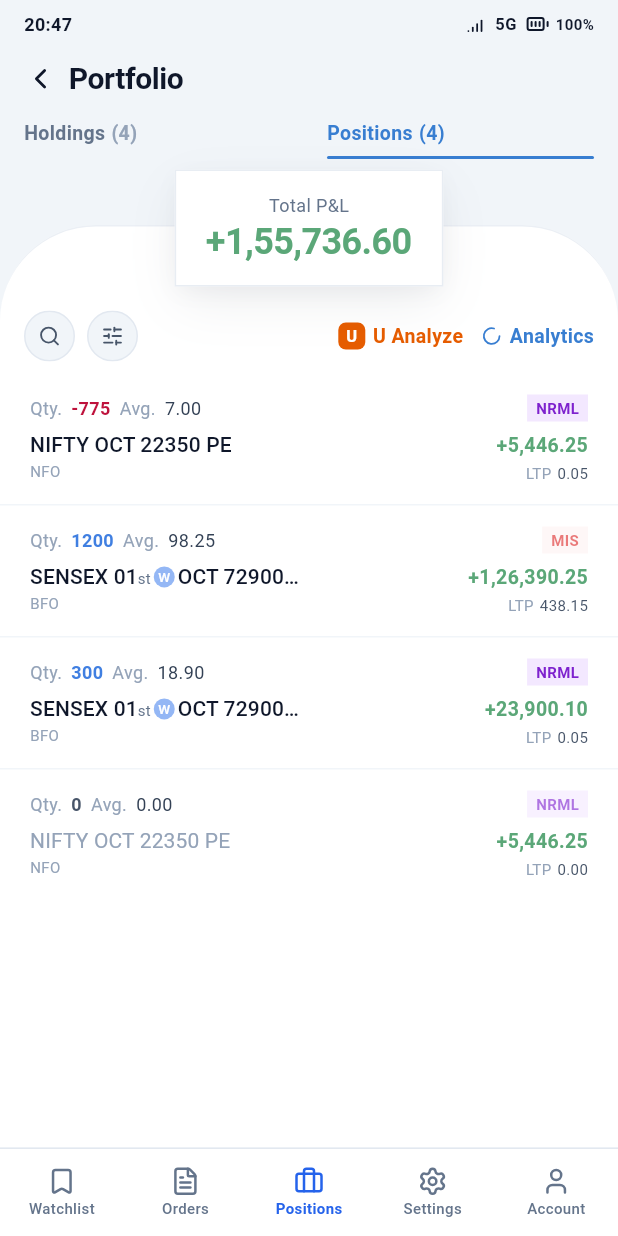
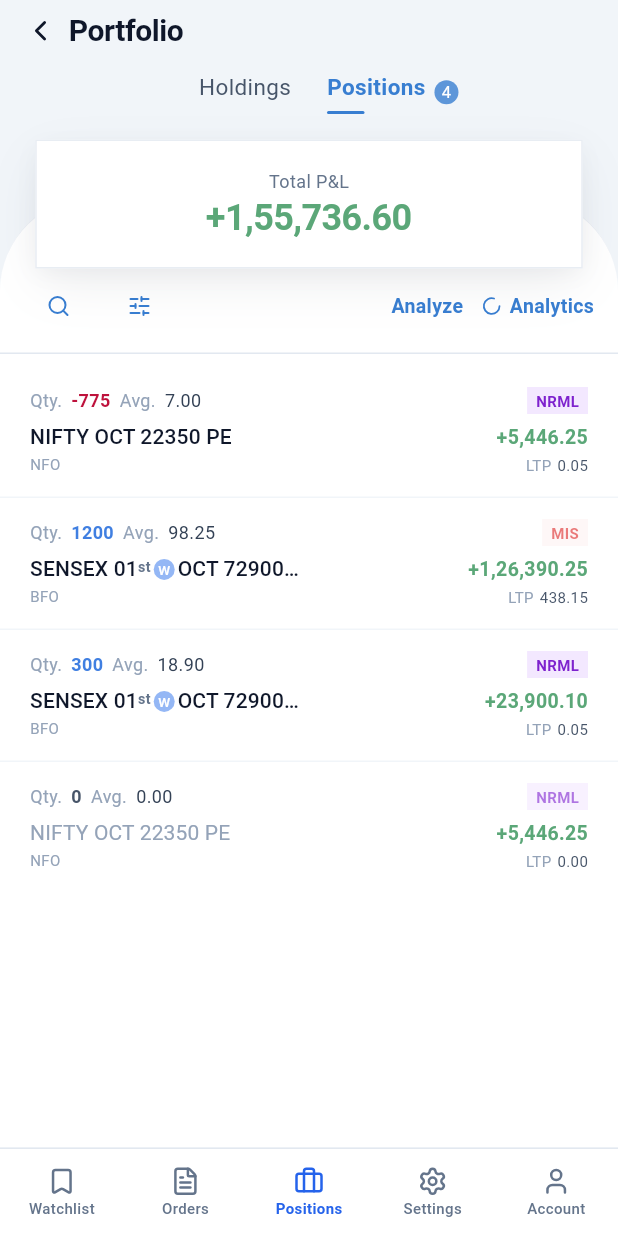
Before and after one commit to Arifspj/papertrading, a Flutter app: the screen it shows after launch, on a phone screen of 412 x 824 dp. Run offline on Flutter 3.47's test engine with Material 3 defaults, Android fonts, the phone set to English and light mode, and no system bars; our stand-ins replace lucide_icons_flutter.

Commit message:
Match Positions header to Kite reference UI

```diff
--- a/lib/screens/positions/positions_screen.dart
+++ b/lib/screens/positions/positions_screen.dart
@@ -6,8 +6,8 @@ import '../../core/theme/app_fonts.dart';
 import '../../core/theme/cyber_colors.dart';
 import '../../models/position.dart';
 import '../../repositories/positions_repository.dart';
+import '../../core/utils/formatters.dart';
 import '../../widgets/scale_fit.dart';
-import 'widgets/hero_pnl_card.dart';
 import 'widgets/position_card.dart';
 import 'widgets/position_detail_sheet.dart';
 import 'widgets/position_filter_sheet.dart';
@@ -123,7 +123,6 @@ class _PositionsScreenState extends State<PositionsScreen> {
         bottom: false,
         child: Column(
           children: [
-            const IosStatusBar(),
             PortfolioHeader(
               openCount: openCount,
               holdingsCount: openCount,
@@ -157,11 +156,12 @@ class _PositionsScreenState extends State<PositionsScreen> {
             child: Stack(
               alignment: Alignment.topCenter,
               children: [
-                Container(
-                  height: 120,
-                  width: double.infinity,
-                  color: TradePalette.slate100,
-                ),
+                if (_summary != null)
+                  Container(
+                    width: double.infinity,
+                    height: 140,
+                    color: TradePalette.slate100,
+                  ),
                 Padding(
                   padding: const EdgeInsets.only(top: 44),
                   child: _PortfolioPanel(
@@ -173,7 +173,14 @@ class _PositionsScreenState extends State<PositionsScreen> {
                     children: _buildPanelChildren(c),
                   ),
                 ),
-                if (_summary != null) HeroPnlCard(summary: _summary!),
+                if (_summary != null)
+                  Padding(
+                    padding: const EdgeInsets.only(top: 7),
+                    child: Padding(
+                      padding: const EdgeInsets.symmetric(horizontal: 23.5),
+                      child: _HeroCard(summary: _summary!),
+                    ),
+                  ),
               ],
             ),
           ),
@@ -228,12 +235,18 @@ class _PortfolioPanel extends StatelessWidget {
           top: BorderSide(color: TradePalette.slate200.withValues(alpha: 0.7)),
         ),
       ),
-      padding: const EdgeInsets.fromLTRB(0, 56, 0, 96),
+      padding: const EdgeInsets.fromLTRB(0, 50, 0, 96),
       child: Column(
         crossAxisAlignment: CrossAxisAlignment.stretch,
         children: [
-          Padding(
-            padding: const EdgeInsets.symmetric(horizontal: 16),
+          Container(
+            width: double.infinity,
+            decoration: const BoxDecoration(
+              border: Border(
+                bottom: BorderSide(color: TradePalette.slate200),
+              ),
+            ),
+            padding: const EdgeInsets.fromLTRB(16, 6, 16, 14),
             child: _Toolbar(
               searching: searching,
               filtered: filtered,
@@ -248,6 +261,65 @@ class _PortfolioPanel extends StatelessWidget {
             ),
           const SizedBox(height: 8),
           ...children,
+        ],
+      ),
+    );
+  }
+}
+
+/// Full-width square white box behind the Total P&L block, inset 20px from
+/// each side on the slate-100 backdrop, flowing into the white panel below.
+class _HeroCard extends StatelessWidget {
+  final PortfolioSummary summary;
+
+  const _HeroCard({required this.summary});
+
+  @override
+  Widget build(BuildContext context) {
+    final value = formatSigned(summary.totalPnl);
+    final isProfit = summary.totalPnl >= 0;
+    return Container(
+      width: double.infinity,
+      padding: const EdgeInsets.symmetric(horizontal: 20, vertical: 20),
+      decoration: BoxDecoration(
+        color: Colors.white,
+        border: Border.all(
+          color: TradePalette.slate200.withValues(alpha: 0.8),
+        ),
+        boxShadow: const [
+          BoxShadow(
+            color: Color(0x140F172A),
+            blurRadius: 30,
+            spreadRadius: -4,
+            offset: Offset(0, 12),
+          ),
+          BoxShadow(
+            color: Color(0x0D0F172A),
+            blurRadius: 12,
+            spreadRadius: -2,
+            offset: Offset(0, 4),
+          ),
+        ],
+      ),
+      child: Column(
+        children: [
+          Text(
+            'Total P&L',
+            style: AppText.micro.copyWith(
+              color: TradePalette.slate500,
+              fontSize: 12,
+              fontWeight: FontWeight.w400,
+            ),
+          ),
+          const SizedBox(height: 4),
+          Text(
+            value,
+            style: AppText.heroPnl.copyWith(
+              color: isProfit
+                  ? TradePalette.positiveGreen
+                  : TradePalette.negativeRed,
+            ),
+          ),
         ],
       ),
     );
@@ -289,30 +361,12 @@ class _Toolbar extends StatelessWidget {
             child: Row(
               mainAxisSize: MainAxisSize.min,
               children: [
-                Container(
-                  width: 18,
-                  height: 18,
-                  alignment: Alignment.center,
-                  decoration: BoxDecoration(
-                    color: TradePalette.uLogo,
-                    borderRadius: BorderRadius.circular(5),
-                  ),
-                  child: const Text(
-                    'U',
-                    style: TextStyle(
-                      color: Colors.white,
-                      fontSize: 11,
-                      fontWeight: FontWeight.w700,
-                    ),
-                  ),
-                ),
-                const SizedBox(width: 5),
                 Text(
-                  'U Analyze',
+                  'Analyze',
                   style: TextStyle(
                     fontSize: 13,
                     fontWeight: FontWeight.w600,
-                    color: TradePalette.uLogo,
+                    color: TradePalette.primary,
                   ),
                 ),
                 const SizedBox(width: 12),
@@ -354,6 +408,7 @@ class _ToolAction extends StatelessWidget {
 
   @override
   Widget build(BuildContext context) {
+    final radius = BorderRadius.circular(10);
     return Semantics(
       button: true,
       label: tooltip,
@@ -361,25 +416,14 @@ class _ToolAction extends StatelessWidget {
         color: Colors.transparent,
         child: InkWell(
           onTap: onTap,
-          customBorder: const CircleBorder(),
+          customBorder: RoundedRectangleBorder(borderRadius: radius),
           child: Ink(
-            width: 34,
+            width: 46,
             height: 34,
-            decoration: BoxDecoration(
-              shape: BoxShape.circle,
-              color: active ? TradePalette.greenLight : TradePalette.slate100,
-              border: Border.all(
-                color: active
-                    ? TradePalette.greenBorder
-                    : TradePalette.slate200,
-              ),
-            ),
             child: Icon(
               icon,
-              size: 15,
-              color: active
-                  ? TradePalette.positiveGreen
-                  : TradePalette.slate600,
+              size: 16,
+              color: TradePalette.primary,
             ),
           ),
         ),
@@ -409,7 +453,7 @@ class _SearchField extends StatelessWidget {
         prefixIcon: Icon(
           LucideIcons.search,
           size: 15,
-          color: TradePalette.slate400,
+          color: TradePalette.primary,
         ),
         filled: true,
         fillColor: TradePalette.slate100,
--- a/lib/screens/positions/widgets/hero_pnl_card.dart
+++ /dev/null
@@ -1,65 +0,0 @@
-import 'package:flutter/material.dart';
-
-import '../../../core/theme/app_fonts.dart';
-import '../../../core/theme/cyber_colors.dart';
-import '../../../core/utils/formatters.dart';
-import '../../../models/position.dart';
-
-/// Centered white "Total P&L" summary card, floating above the slate-100
-/// backdrop before the rounded portfolio panel.
-class HeroPnlCard extends StatelessWidget {
-  final PortfolioSummary summary;
-
-  const HeroPnlCard({super.key, required this.summary});
-
-  @override
-  Widget build(BuildContext context) {
-    final value = formatSigned(summary.totalPnl);
-    final isProfit = summary.totalPnl >= 0;
-
-    return Container(
-      margin: const EdgeInsets.only(top: 7),
-      padding: const EdgeInsets.symmetric(horizontal: 20, vertical: 16),
-      decoration: BoxDecoration(
-        color: Colors.white,
-        border: Border.all(
-          color: TradePalette.slate200.withValues(alpha: 0.8),
-        ),
-        boxShadow: const [
-          BoxShadow(
-            color: Color(0x140F172A),
-            blurRadius: 30,
-            spreadRadius: -4,
-            offset: Offset(0, 12),
-          ),
-          BoxShadow(
-            color: Color(0x0D0F172A),
-            blurRadius: 12,
-            spreadRadius: -2,
-            offset: Offset(0, 4),
-          ),
-        ],
-      ),
-      child: Column(
-        mainAxisSize: MainAxisSize.min,
-        children: [
-          Text(
-            'Total P&L',
-            style: AppText.micro.copyWith(
-              color: TradePalette.slate500,
-              fontSize: 12,
-              fontWeight: FontWeight.w400,
-            ),
-          ),
-          const SizedBox(height: 4),
-          Text(
-            value,
-            style: AppText.heroPnl.copyWith(
-              color: isProfit ? TradePalette.positiveGreen : TradePalette.negativeRed,
-            ),
-          ),
-        ],
-      ),
-    );
-  }
-}
--- a/lib/screens/positions/widgets/position_card.dart
+++ b/lib/screens/positions/widgets/position_card.dart
@@ -138,12 +138,20 @@ class _SymbolTitle extends StatelessWidget {
         style: base,
         children: [
           TextSpan(text: m.group(1)),
-          TextSpan(
-            text: m.group(2),
-            style: const TextStyle(
-              fontSize: 10,
-              fontWeight: FontWeight.w400,
-              color: TradePalette.slate500,
+          WidgetSpan(
+            alignment: PlaceholderAlignment.baseline,
+            baseline: TextBaseline.alphabetic,
+            child: Transform.translate(
+              offset: const Offset(0, -3),
+              child: Text(
+                m.group(2)!,
+                style: const TextStyle(
+                  fontSize: 9.5,
+                  fontWeight: FontWeight.w600,
+                  color: TradePalette.slate500,
+                  height: 1.0,
+                ),
+              ),
             ),
           ),
           WidgetSpan(
--- a/lib/screens/positions/widgets/positions_header.dart
+++ b/lib/screens/positions/widgets/positions_header.dart
@@ -4,71 +4,6 @@ import 'package:lucide_icons_flutter/lucide_icons.dart';
 import '../../../core/theme/app_fonts.dart';
 import '../../../core/theme/cyber_colors.dart';
 import '../../../widgets/scale_fit.dart';
-
-/// iOS-style status bar shown above the portfolio header.
-class IosStatusBar extends StatelessWidget {
-  const IosStatusBar({super.key});
-
-  @override
-  Widget build(BuildContext context) {
-    return Container(
-      height: 32,
-      padding: const EdgeInsets.symmetric(horizontal: 16),
-      color: TradePalette.slate100,
-      child: Row(
-        children: [
-          const Text(
-            '20:47',
-            style: TextStyle(
-              fontSize: 12,
-              fontWeight: FontWeight.w600,
-              color: TradePalette.slate900,
-            ),
-          ),
-          Flexible(
-            child: ScaleFit(
-              alignment: Alignment.centerRight,
-              child: const Row(
-                mainAxisSize: MainAxisSize.min,
-                children: [
-                  Icon(
-                    LucideIcons.signalHigh,
-                    size: 14,
-                    color: TradePalette.slate900,
-                  ),
-                  SizedBox(width: 5),
-                  Text(
-                    '5G',
-                    style: TextStyle(
-                      fontSize: 11,
-                      fontWeight: FontWeight.w600,
-                      color: TradePalette.slate900,
-                    ),
-                  ),
-                  SizedBox(width: 6),
-                  Icon(
-                    LucideIcons.batteryFull,
-                    size: 16,
-                    color: TradePalette.slate900,
-                  ),
-                  SizedBox(width: 4),
-                  Text(
-                    '100%',
-                    style: TextStyle(
-                      fontSize: 10,
-                      fontWeight: FontWeight.w600,
-                      color: TradePalette.slate900,
-                    ),
-                  ),
-                ],
-              ),
-            ),
-          ),
-        ],
-      ),
-    );
-  }
-}
 
 /// Portfolio header: title + Holdings / Positions tabs with an active
 /// bottom underline, mirroring the reference light-trading layout.
@@ -121,6 +56,8 @@ class PortfolioHeader extends StatelessWidget {
                   label: 'Holdings',
                   count: holdingsCount,
                   selected: selectedTab == 0,
+                  showCount: false,
+                  contentAlign: MainAxisAlignment.end,
                   onTap: () => onTabSelected(0),
                 ),
               ),
@@ -130,6 +67,7 @@ class PortfolioHeader extends StatelessWidget {
                   label: 'Positions',
                   count: openCount,
                   selected: selectedTab == 1,
+                  contentAlign: MainAxisAlignment.start,
                   onTap: () => onTabSelected(1),
                 ),
               ),
@@ -145,63 +83,85 @@ class _Tab extends StatelessWidget {
   final String label;
   final int count;
   final bool selected;
+  final bool showCount;
+  final MainAxisAlignment contentAlign;
   final VoidCallback onTap;
 
   const _Tab({
     required this.label,
     required this.count,
     required this.selected,
+    required this.contentAlign,
     required this.onTap,
+    this.showCount = true,
   });
 
   @override
   Widget build(BuildContext context) {
+    final fg = selected ? TradePalette.primary : TradePalette.slate600;
+    final pillColor =
+        selected ? TradePalette.primary.withValues(alpha: 0.8) : TradePalette.slate500;
     return InkWell(
       onTap: onTap,
+      child: Padding(
+        padding: const EdgeInsets.only(bottom: 10),
         child: Column(
           mainAxisSize: MainAxisSize.min,
           crossAxisAlignment: CrossAxisAlignment.stretch,
           children: [
-          FittedBox(
-            fit: BoxFit.scaleDown,
-            alignment: Alignment.centerLeft,
-            child: Row(
+            Row(
+              mainAxisAlignment: contentAlign,
+              children: [
+                Column(
                   mainAxisSize: MainAxisSize.min,
+                  crossAxisAlignment: CrossAxisAlignment.start,
                   children: [
                     Text(
                       label,
                       style: TextStyle(
-                    fontSize: 13,
-                    fontWeight: FontWeight.w600,
-                    color: selected
-                        ? TradePalette.primary
-                        : TradePalette.slate500,
-                  ),
-                ),
-                const SizedBox(width: 4),
-                Text(
-                  '($count)',
-                  style: TextStyle(
-                    fontSize: 13,
-                    fontWeight: FontWeight.w600,
-                    color: selected
-                        ? TradePalette.primary
-                        : TradePalette.slate400,
-                  ),
-                ),
-              ],
+                        fontSize: 15,
+                        fontWeight: selected ? FontWeight.w600 : FontWeight.w400,
+                        color: fg,
                       ),
                     ),
                     const SizedBox(height: 6),
                     Container(
+                      width: selected ? 25 : 0,
                       height: 2,
                       decoration: BoxDecoration(
-              color: selected ? TradePalette.primary : Colors.transparent,
+                        color:
+                            selected ? TradePalette.primary : Colors.transparent,
                         borderRadius: BorderRadius.circular(2),
                       ),
                     ),
                   ],
                 ),
+                if (showCount && count > 0) ...[
+                    const SizedBox(width: 6),
+                    Container(
+                      width: 16,
+                      height: 16,
+                      alignment: Alignment.center,
+                      decoration: BoxDecoration(
+                        color: pillColor,
+                        shape: BoxShape.circle,
+                      ),
+                      child: Text(
+                        '$count',
+                        style: const TextStyle(
+                          fontSize: 11,
+                          fontWeight: FontWeight.w400,
+                          color: Colors.white,
+                          height: 1,
+                        ),
+                      ),
+                    ),
+                  ],
+              ],
+            ),
+          ],
+        ),
+      ),
     );
   }
 }
```
Lines whose indentation alone changed are shown as unchanged.
